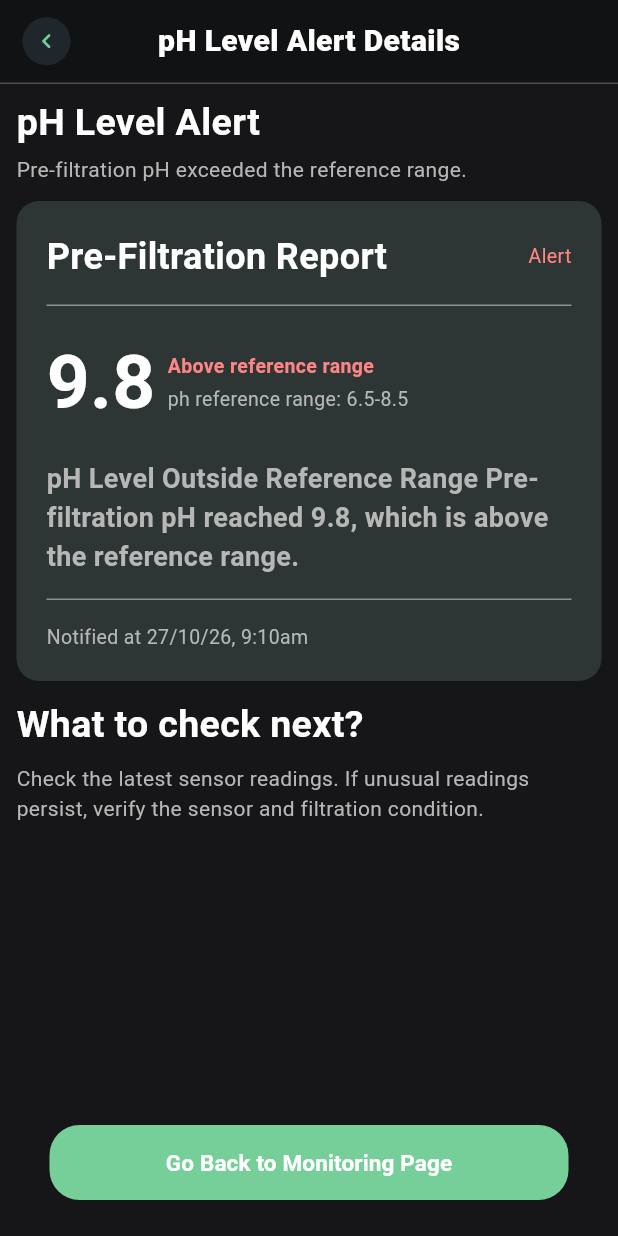
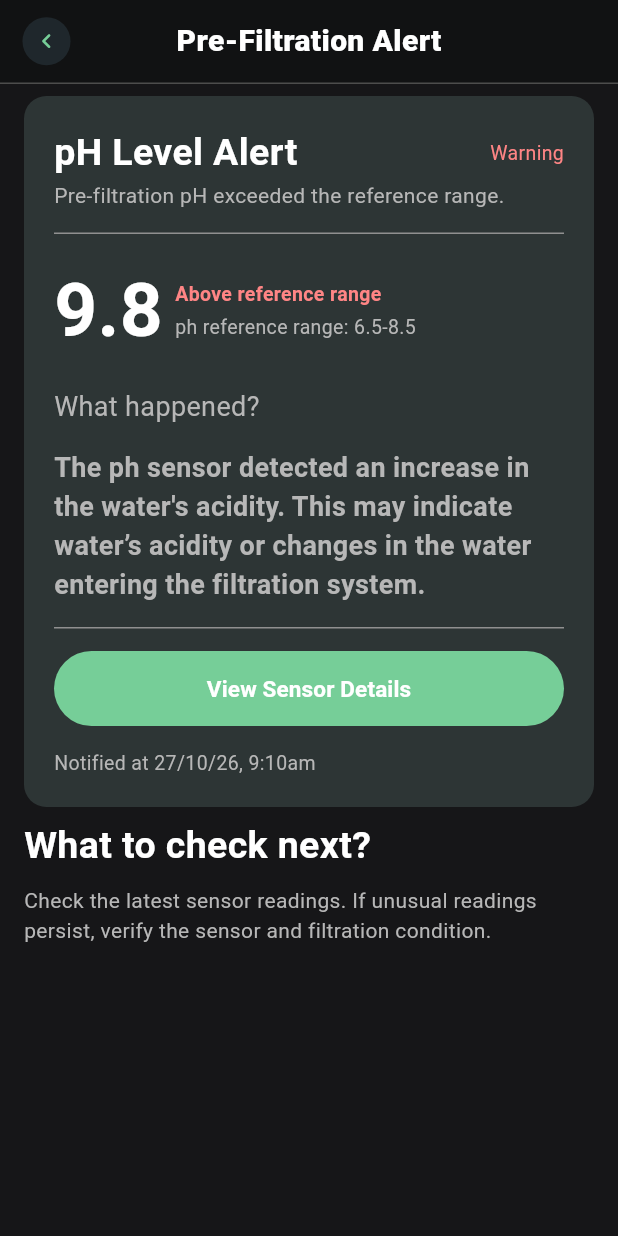
Before and after one commit to JedediahKobe/salin-suri-backup, a Flutter app: the PhAlertDetailsScreen screen opened directly, on a phone screen of 412 x 824 dp. Run offline on Flutter 3.47's test engine with Material 3 defaults, Android fonts, the phone set to English and light mode, and no system bars; our stand-ins replace flutter_svg, google_fonts, shared_preferences; accounts and stored records are empty.

Commit message:
Sync Nov 23 Figma: device info, about, settings, alert + maintenance details
Co-Authored-By: Claude Sonnet 5.5 <noreply@anthropic.com>
Claude-Session: https://claude.ai/code/session_01W6THLRkvcopZ577tWtbM5i

```diff
--- a/salin_suri/lib/screens/ph_alert_details_screen.dart
+++ b/salin_suri/lib/screens/ph_alert_details_screen.dart
@@ -27,18 +27,12 @@ class PhAlertDetailsScreen extends StatelessWidget {
             : 'Pre-filtration pH is within the reference range.';
 
     return Scaffold(
-      appBar: const AppTopBar(title: 'pH Level Alert Details', showBack: true),
+      appBar: const AppTopBar(title: 'Pre-Filtration Alert', showBack: true),
       body: SafeArea(
         top: false,
-        child: Padding(
-          padding: const EdgeInsets.fromLTRB(11, 8, 11, 24),
-          child: Column(
-            crossAxisAlignment: CrossAxisAlignment.start,
+        child: ListView(
+          padding: const EdgeInsets.fromLTRB(16, 8, 16, 24),
           children: [
-              Text('pH Level Alert', style: AppText.sf(25, weight: FontWeight.w700)),
-              const SizedBox(height: 3),
-              Text(summary, style: AppText.sf(14, color: _grey)),
-              const SizedBox(height: 11),
             SurfaceCard(
               padding: const EdgeInsets.all(20),
               child: Column(
@@ -47,17 +41,18 @@ class PhAlertDetailsScreen extends StatelessWidget {
                   Row(
                     mainAxisAlignment: MainAxisAlignment.spaceBetween,
                     children: [
-                        Text('Pre-Filtration Report',
-                            style: AppText.sf(24, weight: FontWeight.w700)),
-                        Text('Alert',
+                      Text('pH Level Alert',
+                          style: AppText.sf(25, weight: FontWeight.w700)),
+                      Text('Warning',
                           style: AppText.sf(13, color: AppColors.alert)),
                     ],
                   ),
+                  Text(summary,
+                      style: AppText.sf(14, color: _grey).copyWith(height: 20 / 14)),
                   const SizedBox(height: 15),
                   Divider(height: 1, thickness: 1, color: AppColors.divider),
                   const SizedBox(height: 15),
                   Row(
-                      crossAxisAlignment: CrossAxisAlignment.center,
                     children: [
                       Text(_reading.toStringAsFixed(1),
                           style: AppText.sf(50, weight: FontWeight.w600)),
@@ -87,20 +82,45 @@ class PhAlertDetailsScreen extends StatelessWidget {
                     ],
                   ),
                   const SizedBox(height: 15),
+                  Text('What happened?', style: AppText.sf(18, color: _grey)),
+                  const SizedBox(height: 15),
                   Text(
-                      'pH Level Outside Reference Range Pre-filtration pH reached '
-                      '${_reading.toStringAsFixed(1)}, which is above the reference range.',
+                    "The ph sensor detected an increase in the water's acidity. "
+                    'This may indicate water\u2019s acidity or changes in the water '
+                    'entering the filtration system.',
                     style: AppText.sf(18, weight: FontWeight.w600, color: _grey),
                   ),
                   const SizedBox(height: 15),
                   Divider(height: 1, thickness: 1, color: AppColors.divider),
+                  const SizedBox(height: 15),
+                  Center(
+                    child: SizedBox(
+                      width: 346,
+                      height: 50,
+                      child: ElevatedButton(
+                        style: ElevatedButton.styleFrom(
+                          backgroundColor: AppColors.accent,
+                          foregroundColor: const Color(0xFFF5F5F5),
+                          elevation: 0,
+                          shape: RoundedRectangleBorder(
+                              borderRadius: BorderRadius.circular(40)),
+                        ),
+                        onPressed: () => Navigator.of(context).pushReplacement(
+                            MaterialPageRoute(
+                                builder: (_) =>
+                                    const SensorPage(spec: SensorSpec.ph))),
+                        child: Text('View Sensor Details',
+                            style: AppText.sf(15, weight: FontWeight.w600)),
+                      ),
+                    ),
+                  ),
                   const SizedBox(height: 15),
                   Text('Notified at $_recorded',
                       style: AppText.sf(13, color: _grey)),
                 ],
               ),
             ),
-              const SizedBox(height: 11),
+            const SizedBox(height: 8),
             Text('What to check next?',
                 style: AppText.sf(25, weight: FontWeight.w700)),
             const SizedBox(height: 8),
@@ -109,30 +129,7 @@ class PhAlertDetailsScreen extends StatelessWidget {
               'verify the sensor and filtration condition.',
               style: AppText.sf(14, color: _grey).copyWith(height: 20 / 14),
             ),
-              const Spacer(),
-              Center(
-                child: SizedBox(
-                  width: 346,
-                  height: 50,
-                  child: ElevatedButton(
-                    style: ElevatedButton.styleFrom(
-                      backgroundColor: AppColors.accent,
-                      foregroundColor: Colors.white,
-                      elevation: 0,
-                      shape: RoundedRectangleBorder(
-                          borderRadius: BorderRadius.circular(20)),
-                    ),
-                    // "Monitoring page" = the pH sensor page.
-                    onPressed: () => Navigator.of(context).pushReplacement(
-                        MaterialPageRoute(
-                            builder: (_) => const SensorPage(spec: SensorSpec.ph))),
-                    child: Text('Go Back to Monitoring Page',
-                        style: AppText.sf(15, weight: FontWeight.w600)),
-                  ),
-                ),
-              ),
           ],
-          ),
         ),
       ),
     );
```
Also changed, not shown: salin_suri/lib/screens/about_screen.dart (added, +90 -0 lines), salin_suri/lib/screens/device_info_screen.dart (added, +102 -0 lines), salin_suri/lib/screens/maintenance_details_screen.dart (+27 -5 lines), salin_suri/lib/screens/settings_screen.dart (+12 -3 lines). Lines whose indentation alone changed are shown as unchanged.
